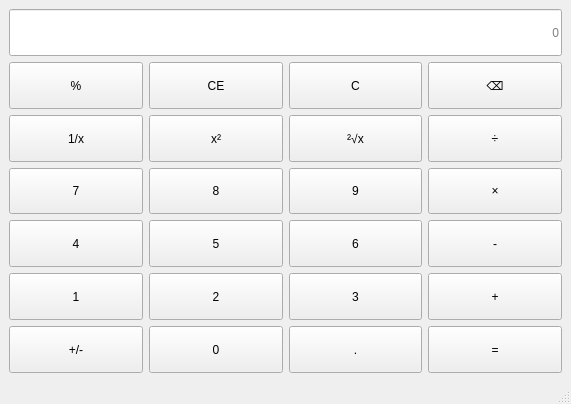
Old version of the form mainwindow.ui in the repository TopFord666/QTCalculator.
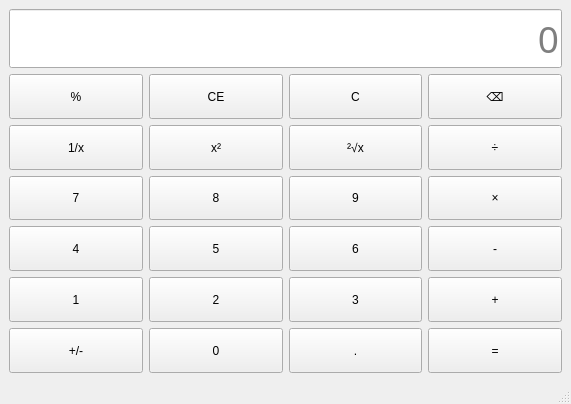
New version of the form.

Commit message: Fix: 1.result初始化值 2.operands和opcodes的判断放到btnBinaryOperatorClick中（否则点击符号后文本显示初始值） 3.点击清空按键时同时clear俩个链表(否则如清)

Diff of the .ui file:
```diff
--- a/mainwindow.ui
+++ b/mainwindow.ui
@@ -340,6 +340,12 @@
           <verstretch>0</verstretch>
          </sizepolicy>
         </property>
+        <property name="font">
+         <font>
+          <family>新宋体</family>
+          <pointsize>28</pointsize>
+         </font>
+        </property>
         <property name="alignment">
          <set>Qt::AlignmentFlag::AlignRight|Qt::AlignmentFlag::AlignTrailing|Qt::AlignmentFlag::AlignVCenter</set>
         </property>
```
The commit also changes 2 other files.
